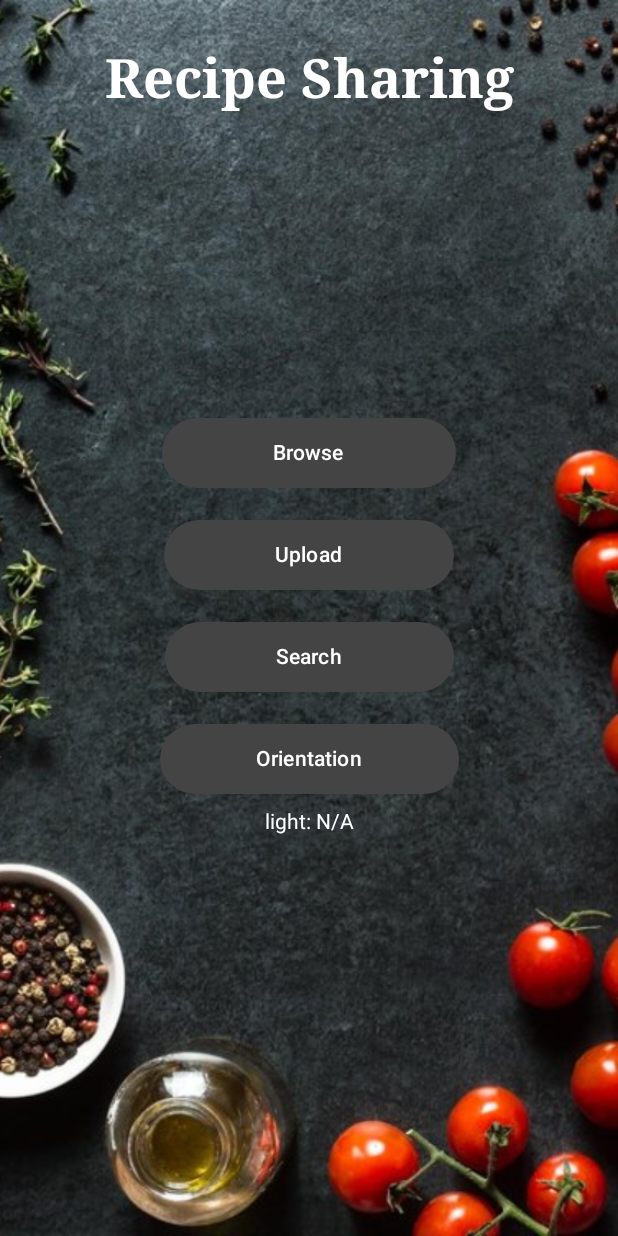
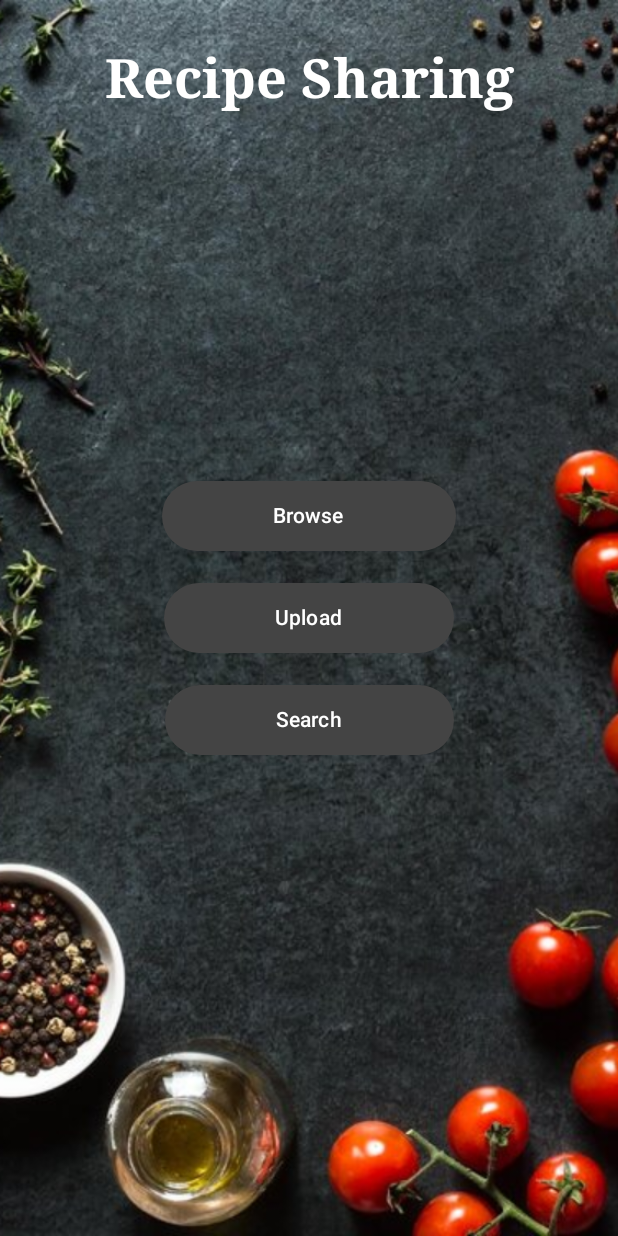
Before and after one commit to aurelialuszcz/MDApp, an Android app built with Jetpack Compose: the screen it shows after launch (MainActivity), on a phone screen of 412 x 824 dp. Run offline under Robolectric (Android 15) with nearby library versions, the phone set to English and light mode, and no system bars.

```diff
--- a/app/src/main/AndroidManifest.xml
+++ b/app/src/main/AndroidManifest.xml
@@ -2,9 +2,9 @@
 <manifest xmlns:android="http://schemas.android.com/apk/res/android"
     xmlns:tools="http://schemas.android.com/tools">
 
-    <uses-permission android:name="android.permission.CAMERA" />
+    <uses-feature android:name="android.hardware.sensor.accelerometer" android:required="true"/>
 
-    <uses-feature android:name="android.hardware.camera.any" />
+    <uses-permission android:name="android.permission.POST_NOTIFICATIONS" />
 
     <application
         android:allowBackup="true"
--- a/app/src/main/java/com/example/assignmentmain/MainActivity.kt
+++ b/app/src/main/java/com/example/assignmentmain/MainActivity.kt
@@ -1,37 +1,29 @@
 package com.example.assignmentmain
 
-import android.app.Activity
 import android.content.Context
 import android.content.Intent
-import android.content.pm.ActivityInfo
-import android.content.res.Configuration
 import android.hardware.Sensor
 import android.hardware.SensorEvent
 import android.hardware.SensorEventListener
 import android.hardware.SensorManager
 import android.os.Bundle
+import android.widget.Toast
 import androidx.activity.ComponentActivity
 import androidx.activity.compose.setContent
 import androidx.compose.foundation.Image
 import androidx.compose.foundation.layout.Arrangement
 import androidx.compose.material3.ExperimentalMaterial3Api
 import androidx.compose.foundation.layout.Column
-import androidx.compose.foundation.layout.Row
-import androidx.compose.foundation.layout.Spacer
 import androidx.compose.foundation.layout.fillMaxSize
 import androidx.compose.foundation.layout.padding
 import androidx.compose.material3.Button
 import androidx.compose.material3.ButtonDefaults
 import androidx.compose.material3.Surface
 import androidx.compose.material3.Text
-import androidx.compose.runtime.Composable
-import androidx.compose.runtime.mutableStateOf
 import androidx.compose.ui.Alignment
 import androidx.compose.ui.Modifier
 import androidx.compose.ui.graphics.Color
 import androidx.compose.ui.layout.ContentScale
-import androidx.compose.ui.platform.LocalConfiguration
-import androidx.compose.ui.platform.LocalContext
 import androidx.compose.ui.res.painterResource
 import androidx.compose.ui.text.font.FontFamily
 import androidx.compose.ui.text.font.FontWeight
@@ -41,14 +33,16 @@ import androidx.compose.ui.unit.sp
 
 @ExperimentalMaterial3Api
 class MainActivity : ComponentActivity() {
+
     override fun onCreate(savedInstanceState: Bundle?) {
         super.onCreate(savedInstanceState)
         setContent {
             Surface(modifier = Modifier.fillMaxSize()){
-                Image(painter = painterResource(id = R.drawable.background),
+                Image(
+                    painter = painterResource(id = R.drawable.background),
                     contentDescription = "background",
                     contentScale = ContentScale.FillHeight,
-                    )
+                )
                 Column (
                     modifier = Modifier
                         .fillMaxSize()
@@ -103,10 +97,8 @@ class MainActivity : ComponentActivity() {
                             modifier = Modifier.padding(10.dp)) {
                             Text("Search", modifier = Modifier.padding(vertical = 5.dp, horizontal = 50.dp))
                         }
-                    Orientation()
-                    Text(light.value, color = Color.White)
                     registerSensorListeners()
-                }
+                    }
             }
         }
     }
@@ -129,29 +121,6 @@ class MainActivity : ComponentActivity() {
 
         return intent
     }
-
-    @Composable
-    fun Orientation() {
-        val activity = LocalContext.current as Activity
-        val configuration = LocalConfiguration.current
-
-        Button(onClick = {
-            if (configuration.orientation == Configuration.ORIENTATION_LANDSCAPE) {
-                activity.requestedOrientation = ActivityInfo.SCREEN_ORIENTATION_PORTRAIT
-            }
-            else {
-                activity.requestedOrientation = ActivityInfo.SCREEN_ORIENTATION_LANDSCAPE
-            }
-        } ,colors = ButtonDefaults.buttonColors(
-            containerColor = Color.DarkGray,
-            contentColor = Color.White
-        ),
-            modifier = Modifier.padding(10.dp)) {
-            Text("Orientation", modifier = Modifier.padding(vertical = 5.dp, horizontal = 40.dp))
-        }
-
-    }
-
     private fun registerSensorListeners() {
 
         var sm: SensorManager = getSystemService(Context.SENSOR_SERVICE) as SensorManager
@@ -162,14 +131,16 @@ class MainActivity : ComponentActivity() {
 
     private var light_listener: SensorEventListener = object : SensorEventListener {
         override fun onSensorChanged(event: SensorEvent?) {
-            light.value = "light: ${event!!.values[0]}"
+            if (event!!.values[0] > 60) {
+                Toast.makeText(applicationContext, "Too bright! Adjust your brightness levels.", Toast.LENGTH_SHORT).show()
+            }
+            else {
+                Toast.makeText(applicationContext, null, Toast.LENGTH_SHORT).cancel()
+            }
         }
 
         override fun onAccuracyChanged(p0: Sensor?, p1: Int) {
 
         }
     }
-
-    private var light = mutableStateOf("light: N/A")
-
 }
```
